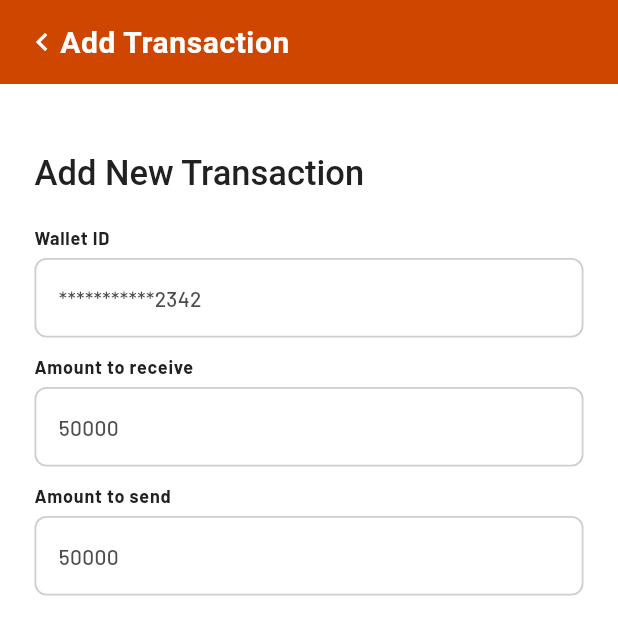
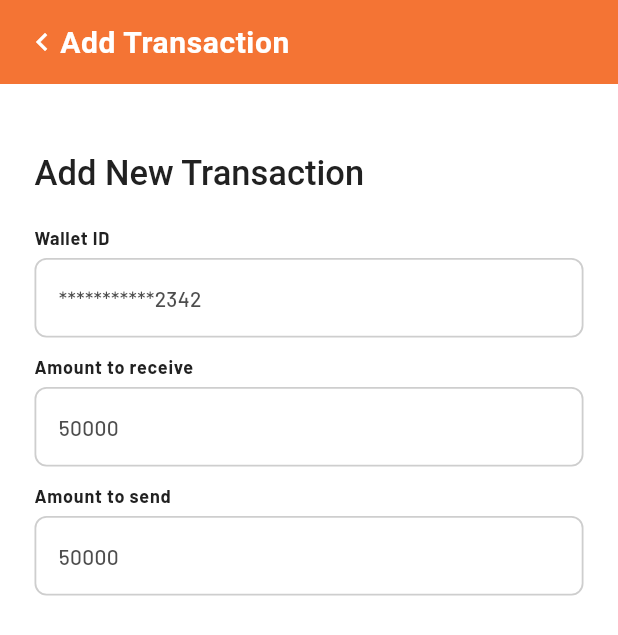
Before and after one commit to Etang-ken/E-moneytransfer, a Flutter app: the AddNewTransaction screen opened directly, on a phone screen of 412 x 824 dp. Shown: the top 635 px of the screen. Run offline on Flutter 3.47's test engine with Material 3 defaults, Android fonts, the phone set to English and light mode, and no system bars; our stand-ins replace awesome_snackbar_content, connectivity, country_code_picker, dotted_line, firebase_auth, firebase_core and 6 more; missing offline and left inert: clipboard, emoneytransfer, firebase_app_check, flutter_share; accounts and stored records are empty; Roboto replaces fonts that are missing (Poppins); project files that could hold a hidden picture were left out.

Commit message:
Elcrypto coloring

```diff
--- a/lib/helper/app_utils.dart
+++ b/lib/helper/app_utils.dart
@@ -13,11 +13,11 @@
 final storage = FlutterSecureStorage();
 
 class AppUtils {
-  static const Color PrimaryColor = Color(0xffce4600);
+  static const Color PrimaryColor = Color(0xFFf47434);
   static Color PrimaryLight = Color(0xffef895e);
   static Color GreenColor = Color(0xff019F01);
   static Color YellowColor = Color(0xffFF9719);
-  static const Color AccentColor = Color(0xFFf47434);
+  static const Color AccentColor = Color(0xFFFF6908);
   static const Color DarkColor = Color(0xFF212121);
   static const Color PaleGreenColor = Color(0xFF33CCAA);
   static const Color RedColor = Color(0xFFEC0000);
```
